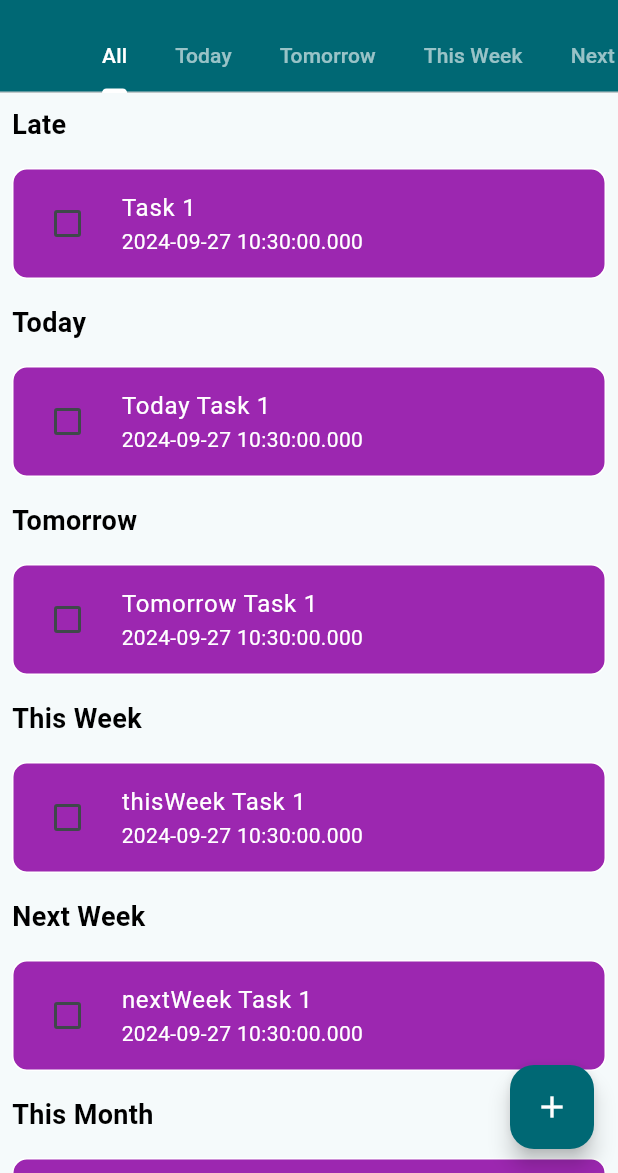
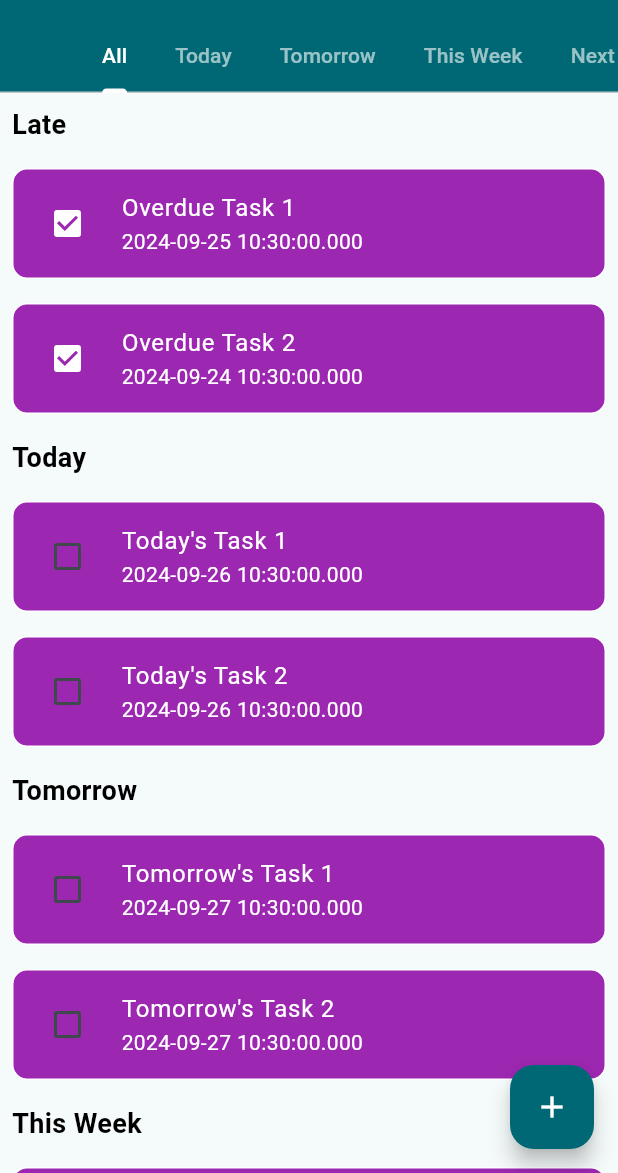
Before and after one commit to wassimrahali/Started-with-Flutter-TUTO-, a Flutter app: the screen it shows after launch, on a phone screen of 412 x 824 dp, the part 63-1236 px from its top. Run offline on Flutter 3.47's test engine with Material 3 defaults, Android fonts, the phone set to English and light mode, and no system bars; our stand-ins replace shared_preferences, table_calendar; missing offline and left inert: dart_date.

```diff
--- a/lib/provider/TaskProvider.dart
+++ b/lib/provider/TaskProvider.dart
@@ -1,3 +1,5 @@
+import 'dart:convert';
+import 'package:shared_preferences/shared_preferences.dart';
 import 'package:first_app/model/Task.dart';
 import 'package:flutter/cupertino.dart';
 import 'package:first_app/libary/globals.dart' as globals;
@@ -6,31 +8,36 @@ import 'package:dart_date/dart_date.dart';
 class TaskModel extends ChangeNotifier {
   final Map<String, List<Task>> _todoTasks = {
     globals.late: [
-      Task("Task 1", false, "Create Provider", DateTime.now().add(Duration(days: 1)))
+      Task("Overdue Task 1", true, "Finish project report", DateTime.now().subtract(Duration(days: 1))),
+      Task("Overdue Task 2", true, "Submit assignment", DateTime.now().subtract(Duration(days: 2))),
     ],
     globals.today: [
-      Task("Today Task 1", false, "Create Provider", DateTime.now().add(Duration(days: 1)))
+      Task("Today's Task 1", false, "Attend team meeting", DateTime.now()),
+      Task("Today's Task 2", false, "Grocery shopping", DateTime.now()),
     ],
     globals.tomorrow: [
-      Task("Tomorrow Task 1", false, "Create Provider", DateTime.now().add(Duration(days: 1)))
+      Task("Tomorrow's Task 1", false, "Doctor's appointment", DateTime.now().add(Duration(days: 1))),
+      Task("Tomorrow's Task 2", false, "Call Mom", DateTime.now().add(Duration(days: 1))),
     ],
     globals.thisWeek: [
-      Task("thisWeek Task 1", false, "Create Provider", DateTime.now().add(Duration(days: 1)))
+      Task("This Week Task 1", false, "Finish the Flutter project", DateTime.now().add(Duration(days: 3))),
+      Task("This Week Task 2", false, "Read a new book", DateTime.now().add(Duration(days: 5))),
     ],
     globals.nextWeek: [
-      Task("nextWeek Task 1", false, "Create Provider", DateTime.now().add(Duration(days: 1)))
+      Task("Next Week Task 1", false, "Plan vacation", DateTime.now().add(Duration(days: 7))),
+      Task("Next Week Task 2", false, "Prepare for presentation", DateTime.now().add(Duration(days: 9))),
     ],
     globals.thisMonth: [
-      Task("ThisMonth Task 1", false, "Create Provider", DateTime.now().add(Duration(days: 1)))
+      Task("This Month Task 1", false, "Complete the course", DateTime.now().add(Duration(days: 15))),
+      Task("This Month Task 2", false, "Start new exercise routine", DateTime.now().add(Duration(days: 20))),
     ],
     globals.later: [
-      Task("Later Task 1", false, "Create Provider", DateTime.now().add(Duration(days: 1)))
+      Task("Later Task 1", false, "Learn a new language", DateTime.now().add(Duration(days: 30))),
+      Task("Later Task 2", false, "Visit the museum", DateTime.now().add(Duration(days: 45))),
     ],
   };
 
   Map<String, List<Task>> get todoTasks => _todoTasks;
-
-
   int countTasksByDate(DateTime _datetime) {
     String _key = guessTodoKeyFromDate(_datetime);
     if (_todoTasks.containsKey(_key)) {
@@ -43,10 +50,44 @@ class TaskModel extends ChangeNotifier {
     return 0;
   }
 
+  // Constructor to load tasks when the TaskModel is created
+  TaskModel() {
+    loadTasks();
+  }
+
+  // Save tasks to shared preferences
+  Future<void> saveTasks() async {
+    SharedPreferences prefs = await SharedPreferences.getInstance();
+    Map<String, String> jsonTasks = _todoTasks.map((key, value) => MapEntry(
+      key,
+      jsonEncode(value.map((task) => task.toJson()).toList()),
+    ));
+    prefs.setString('tasks', jsonEncode(jsonTasks));
+  }
+
+  // Load tasks from shared preferences
+  Future<void> loadTasks() async {
+    SharedPreferences prefs = await SharedPreferences.getInstance();
+    if (prefs.containsKey('tasks')) {
+      String? tasksString = prefs.getString('tasks');
+      if (tasksString != null) {
+        Map<String, dynamic> jsonTasks = jsonDecode(tasksString);
+        jsonTasks.forEach((key, value) {
+          _todoTasks[key] = (jsonDecode(value) as List)
+              .map((taskJson) => Task.fromJson(taskJson))
+              .toList();
+        });
+      }
+      notifyListeners();
+    }
+  }
+
+  // Adding task and caching it
   void addTasks(Task _task) {
     String _key = guessTodoKeyFromDate(_task.deadline);
     if (_todoTasks.containsKey(_key)) {
       _todoTasks[_key]!.add(_task);
+      saveTasks(); // Cache the updated task list
       notifyListeners();
     }
   }
@@ -54,6 +95,7 @@ class TaskModel extends ChangeNotifier {
   void markAsDone(String key, int index) {
     if (_todoTasks.containsKey(key) && index < _todoTasks[key]!.length) {
       _todoTasks[key]![index].status = true;
+      saveTasks(); // Cache the updated task status
       notifyListeners();
     }
   }
@@ -65,9 +107,11 @@ class TaskModel extends ChangeNotifier {
       return globals.today;
     } else if (deadline.isTomorrow) {
       return globals.tomorrow;
-    } else if (deadline.getWeek == DateTime.now().getWeek && deadline.year==DateTime.now().year) {
+    } else if (deadline.getWeek == DateTime.now().getWeek &&
+        deadline.year == DateTime.now().year) {
       return globals.thisWeek;
-    } else if (deadline.getWeek == DateTime.now().getWeek + 1 && deadline.year==DateTime.now().year) {
+    } else if (deadline.getWeek == DateTime.now().getWeek + 1 &&
+        deadline.year == DateTime.now().year) {
       return globals.nextWeek;
     } else if (deadline.isThisMonth) {
       return globals.thisMonth;
--- a/pubspec.yaml
+++ b/pubspec.yaml
@@ -10,6 +10,7 @@ environment:
   sdk: ^3.5.3
 
 dependencies:
+  shared_preferences: ^2.3.2
   flutter:
     sdk: flutter
 
```
Also changed, not shown: lib/model/Task.dart (+22 -2 lines), lib/view/AddTaskView.dart (+46 -77 lines), pubspec.lock.
